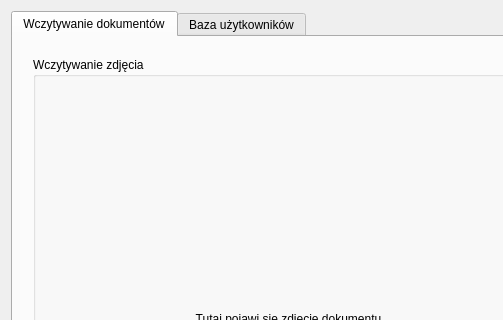
This is ui/form.ui in SnoxE/aipo-document-recognition as Qt 5 draws it before an edit; both pictures show x 0 to 503 and y 0 to 320 of the 1065 by 641 pixel window. The edited form follows.
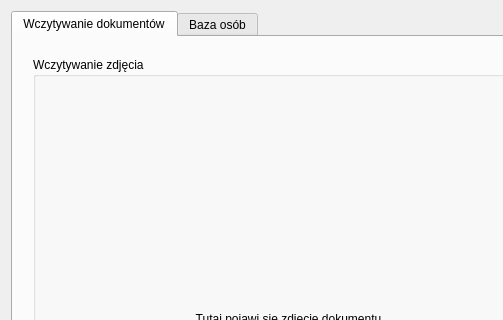
This is the edited form.

Commit message: Small fixes, mainly to gui and readme

What changed in the file:
```diff
--- a/ui/form.ui
+++ b/ui/form.ui
@@ -266,7 +266,7 @@
      </widget>
      <widget class="QWidget" name="tab_2">
       <attribute name="title">
-       <string>Baza użytkowników</string>
+       <string>Baza osób</string>
       </attribute>
       <widget class="QGroupBox" name="groupBox_4">
        <property name="geometry">
```
The commit also changes 2 other files.
